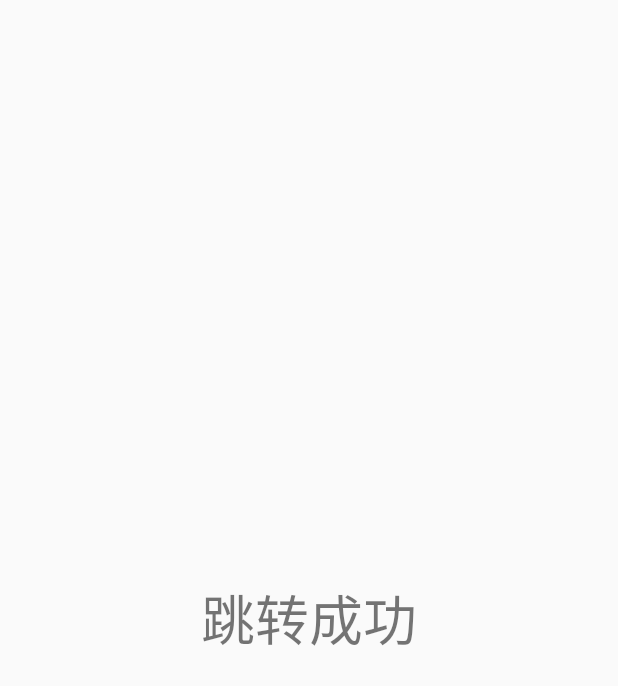
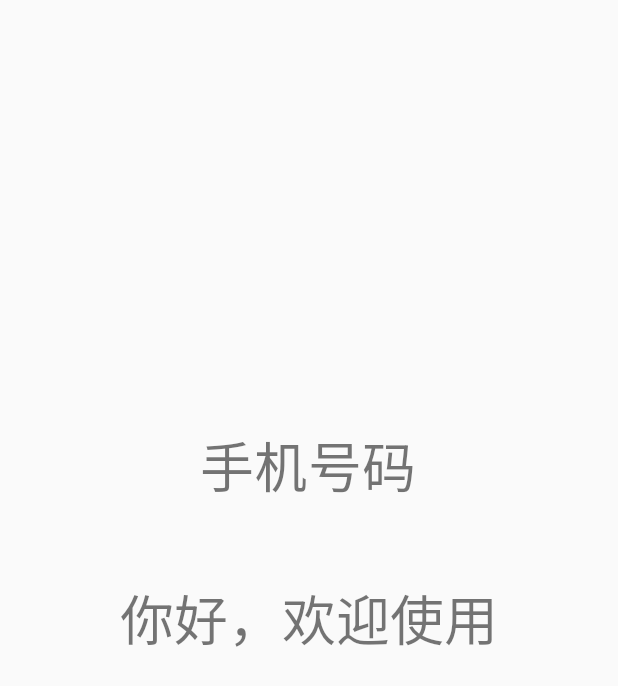
Before and after one commit to Hpun/HelloWorld, an Android app: the HomeActivity screen opened directly, with no data from a screen before it, on a phone screen of 412 x 824 dp. Shown: the top 686 px of the screen. Run offline under Robolectric (Android 15) with nearby library versions, the phone set to English and light mode, and no system bars.

Commit message:
新增控件：text_phone:用来显示用户手机号码

```diff
--- a/app/src/main/res/layout/activity_home.xml
+++ b/app/src/main/res/layout/activity_home.xml
@@ -10,10 +10,23 @@
         android:id="@+id/textView13"
         android:layout_width="wrap_content"
         android:layout_height="wrap_content"
-        android:text="跳转成功"
+        android:text="你好，欢迎使用"
         android:textSize="36sp"
         app:layout_constraintBottom_toBottomOf="parent"
         app:layout_constraintEnd_toEndOf="parent"
         app:layout_constraintStart_toStartOf="parent"
         app:layout_constraintTop_toTopOf="parent" />
+
+    <TextView
+        android:id="@+id/text_phone"
+        android:layout_width="wrap_content"
+        android:layout_height="wrap_content"
+        android:text="手机号码"
+        android:textSize="36sp"
+        app:layout_constraintBottom_toBottomOf="parent"
+        app:layout_constraintEnd_toEndOf="parent"
+        app:layout_constraintHorizontal_bias="0.497"
+        app:layout_constraintStart_toStartOf="parent"
+        app:layout_constraintTop_toTopOf="parent"
+        app:layout_constraintVertical_bias="0.368" />
 </androidx.constraintlayout.widget.ConstraintLayout>
```
